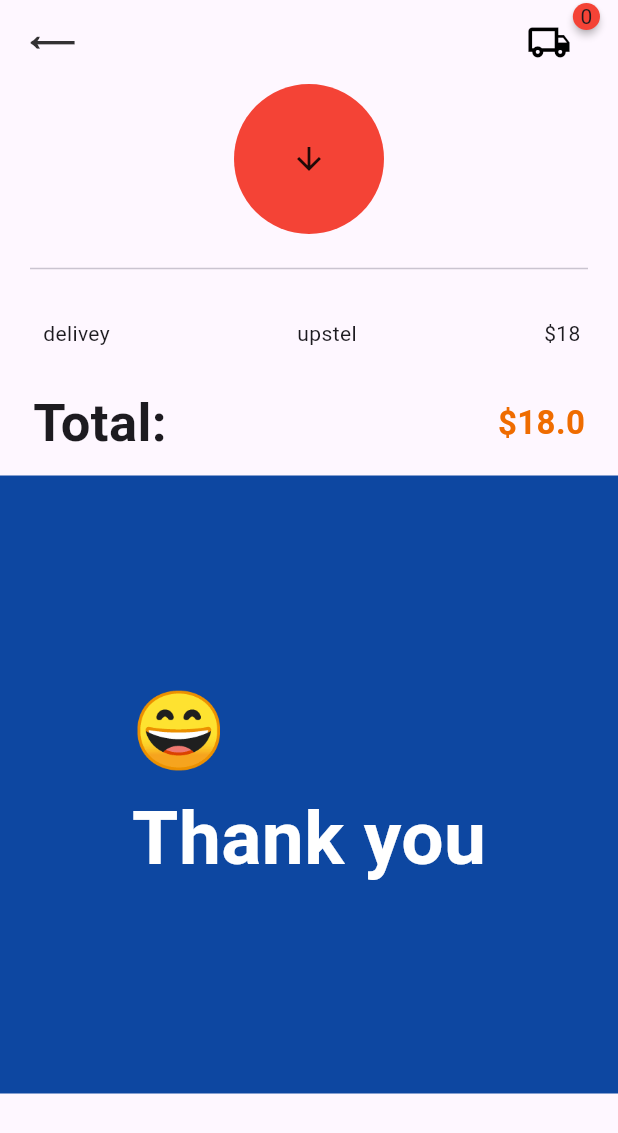
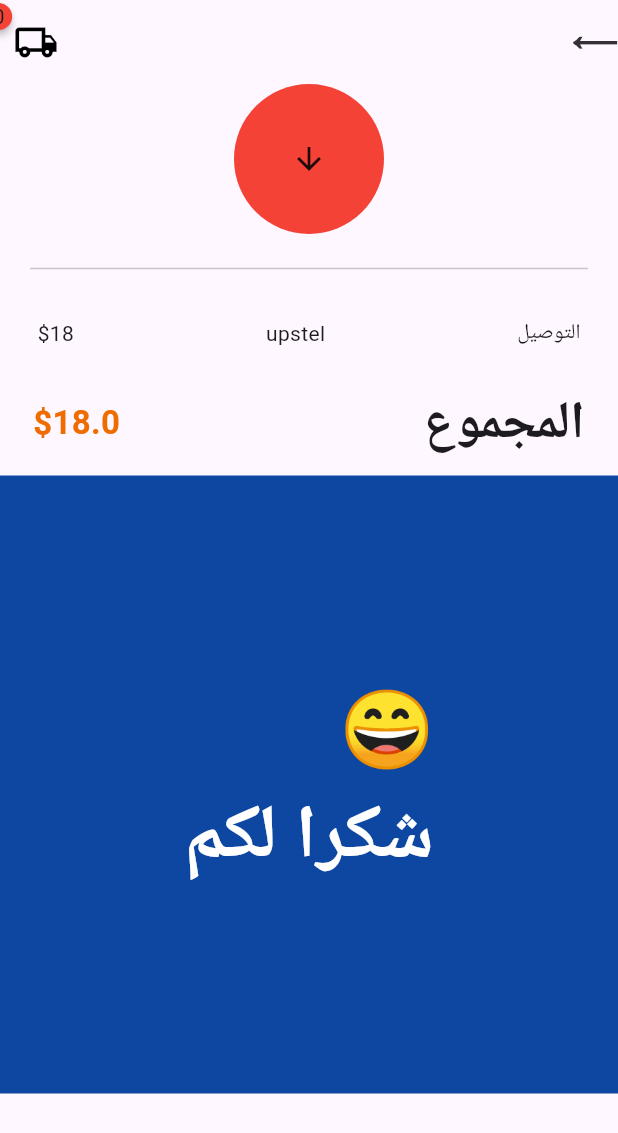
Before and after one commit to abdulrahman1001/threescreen_ecommersappflutter-main, a Flutter app: the screen it shows after launch, after a tap on the "local shipping" icon, on a phone screen of 412 x 824 dp. Shown: the top 1133 px of the screen. Run offline on Flutter 3.47's test engine with Material 3 defaults, Android fonts, the phone set to English and light mode, and no system bars; drawn by our look-alikes of badges; our stand-ins replace dio, get, hive, hive_flutter; accounts and stored records are empty; network calls fail.

Commit message:
add local

```diff
--- /dev/null
+++ b/lib/getxcontroller/local.dart
@@ -0,0 +1,34 @@
+import 'package:get/get.dart';
+
+class mylocal implements Translations {
+  @override
+  Map<String, Map<String, String>> get keys => {
+        'ar': {'1': 'متجرنا',
+        '2':'رؤية المنتج',
+        '3':'أضف الى السلة',
+        '4':'التوصيل',
+        '5':'المجموع',
+        '6':'شكرا لكم',
+        '7':'الترتيب',
+        '8':'المطبخ',
+        '9':'الغرفة',
+        '10':'ترتيب الابجدي',
+        '11':'ترتيب حسب السعر',
+        '12':'غير اللغة'
+
+        },
+        'en':{'1': 'FURNTIURE',
+        '2':'chekout',
+        '3':'add to cart',
+        '4':'delivery',
+        '5':'total',
+        '6':"Thank you",
+'7':"sort",
+'8':"Kitchen",
+'9':"Room",
+'10':"Alphabetical Order",
+'11':"Sort by Price",
+'12':'change local'
+        }
+      };
+}
--- a/lib/main.dart
+++ b/lib/main.dart
@@ -1,12 +1,14 @@
 import 'package:flutter/material.dart';
+import 'package:get/get.dart';
 import 'package:hive/hive.dart';
 import 'package:hive_flutter/adapters.dart';
+import 'package:rakaya_challange/getxcontroller/controller.dart';
+import 'package:rakaya_challange/getxcontroller/local.dart';
 import 'package:rakaya_challange/models/itemcartmodel.dart';
 import 'package:rakaya_challange/view/Furniture.dart';
 import 'package:rakaya_challange/view/pricepage.dart';
 import 'package:rakaya_challange/view/vieworderpage.dart';
 import 'package:rakaya_challange/widgets/pricerowitem.dart';
-
 
 void main() async {
   await Hive.initFlutter(); // Initialize Hive
@@ -16,14 +18,17 @@ void main() async {
 }
 
 class MyApp extends StatelessWidget {
-  const MyApp({super.key});
-
+   MyApp({super.key});
+  Controller cont = Get.put(Controller());
   // This widget is the root of your application.
   @override
   Widget build(BuildContext context) {
-    return MaterialApp(
-      debugShowCheckedModeBanner: false,
-      home: Furntiure_page()
-    );
+    return GetMaterialApp(
+
+
+      locale: cont.locale,
+
+      translations: mylocal(),
+        debugShowCheckedModeBanner: false, home: Furntiure_page());
   }
 }
--- a/lib/servies/totalpricerow.dart
+++ b/lib/servies/totalpricerow.dart
@@ -1,4 +1,5 @@
 import 'package:flutter/material.dart';
+import 'package:get/get.dart';
 
 class totalprice_calculator extends StatelessWidget {
   const totalprice_calculator({super.key, required this.price});
@@ -11,7 +12,7 @@ class totalprice_calculator extends StatelessWidget {
         mainAxisAlignment: MainAxisAlignment.spaceBetween,
         children: [
           Text(
-            'Total:',
+            '5'.tr,
             style: TextStyle(fontSize: 35, fontWeight: FontWeight.bold),
           ),
           Text(
--- a/lib/view/Furniture.dart
+++ b/lib/view/Furniture.dart
@@ -1,4 +1,5 @@
 import 'package:flutter/material.dart';
+import 'package:get/get.dart';
 import 'package:rakaya_challange/servies/test.dart';
 import 'package:rakaya_challange/widgets/custembuttonfupage.dart';
 import 'package:rakaya_challange/widgets/custom_appbar.dart';
@@ -11,7 +12,7 @@ class Furntiure_page extends StatelessWidget {
   Widget build(BuildContext context) {
     return Scaffold(
       backgroundColor: Colors.black45,
-      appBar: CustomAppBar(title: 'FURNTIURE'),
+      appBar: CustomAppBar(title: '1'.tr),
       body: Column(
         children: [
           MaterialButtonFirstPage(),
--- a/lib/view/pricepage.dart
+++ b/lib/view/pricepage.dart
@@ -184,7 +184,7 @@ class PricePage extends StatelessWidget {
               child: GestureDetector(
                 onTap: () => print(total),
                 child: Text(
-                  '😄\nThank you',
+                  '😄\n'+'6'.tr,
                   style: TextStyle(
                       fontSize: 50,
                       fontWeight: FontWeight.bold,
--- a/lib/widgets/custembuttonfupage.dart
+++ b/lib/widgets/custembuttonfupage.dart
@@ -1,4 +1,6 @@
 import 'package:flutter/material.dart';
+import 'package:get/get.dart';
+import 'package:rakaya_challange/getxcontroller/controller.dart';
 import 'package:rakaya_challange/widgets/matriyalbuttonfirstpage.dart';
 // Ensure this import points to the correct file
 
@@ -7,23 +9,35 @@ class MaterialButtonFirstPage extends StatelessWidget {
 
   @override
   Widget build(BuildContext context) {
+    Controller cont = Get.put(Controller());
     return Row(
       children: [
-      MaterialButton(color: Colors.orange[900],onPressed: (){
-         _showDrawer(context,'price sort','A-Z sort');
-      },child: Text('Sort')),
+        MaterialButton(
+            color: Colors.orange[900],
+            onPressed: () {
+              _showDrawer(context, '11'.tr, '10'.tr);
+            },
+            child: Text('7'.tr)),
         Spacer(
           flex: 1,
         ),
-
+        MaterialButton(
+            color: Colors.orange[900],
+            onPressed: () {
+              cont.changelang();
+            },
+            child: Text('12'.tr)),
         Spacer(
           flex: 1,
+        ),
+        Spacer(
+          flex: 2,
         ),
         IconButton(
             iconSize: 30,
             color: Colors.black,
             onPressed: () {
-              _showDrawer(context,'kitchen','room');
+              _showDrawer(context, '8'.tr, '9'.tr);
             },
             icon: (Icon(Icons.menu))),
       ],
@@ -31,7 +45,7 @@ class MaterialButtonFirstPage extends StatelessWidget {
   }
 }
 
-void _showDrawer(BuildContext context,String name,name2) {
+void _showDrawer(BuildContext context, String name, name2) {
   showModalBottomSheet(
       context: context,
       builder: (BuildContext context) {
--- a/lib/widgets/dilveryrowprice.dart
+++ b/lib/widgets/dilveryrowprice.dart
@@ -1,4 +1,5 @@
 import 'package:flutter/material.dart';
+import 'package:get/get.dart';
 
 class dilveryrowprice extends StatelessWidget {
   const dilveryrowprice({
@@ -15,7 +16,7 @@ class dilveryrowprice extends StatelessWidget {
       child: Row(
         mainAxisAlignment: MainAxisAlignment.spaceBetween,
         children: [
-          Text(' delivey'),
+          Text('4'.tr),
           Text(name),
 
           Text('\$${price}'),
```
Also changed, not shown: lib/getxcontroller/controller.dart (+17 -2 lines), lib/view/vieworderpage.dart (+3 -9 lines).
